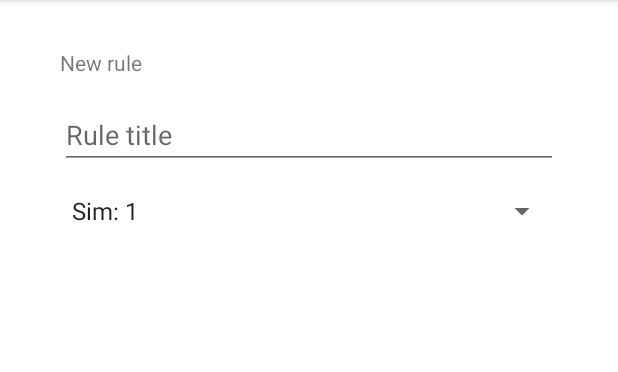
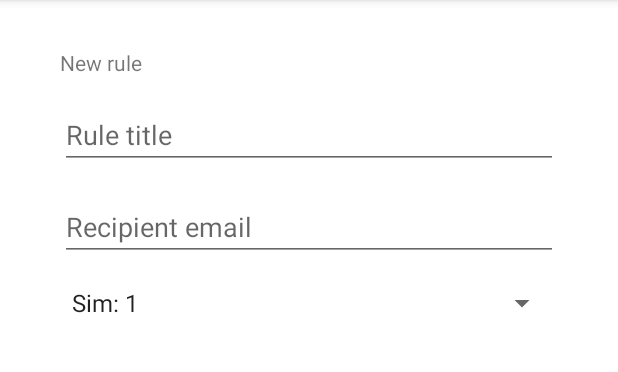
Before and after one commit to petrows/sms2email, an Android app: the screen it shows after launch (MainActivity), after a tap on "Add rule", on a phone screen of 412 x 824 dp, the part 84-456 px from its top. Run offline under Robolectric (Android 15) with nearby library versions, the phone set to English and light mode, and no system bars; our stand-ins replace Room's generated code.

Commit message:
Working editor

```diff
--- a/app/src/main/java/ws/petro/sms2email/filter/Rule.kt
+++ b/app/src/main/java/ws/petro/sms2email/filter/Rule.kt
@@ -11,10 +11,10 @@ import androidx.room.PrimaryKey
 @Entity
 data class Rule(
     @PrimaryKey(autoGenerate = true) val id: Int,
-    @ColumnInfo(name = "title") val title: String,
+    @ColumnInfo(name = "title") var title: String,
     @ColumnInfo(name = "prio") val prio: Int,
     @ColumnInfo(name = "sim") val sim: Int,
-    @ColumnInfo(name = "to_email") val toEmail: String,
+    @ColumnInfo(name = "to_email") var toEmail: String,
 ) {
     constructor(title: String, prio: Int, sim: Int, toEmail: String) : this(0, title, prio, sim, toEmail)
 }
--- a/app/src/main/java/ws/petro/sms2email/ui/main/MainFragment.kt
+++ b/app/src/main/java/ws/petro/sms2email/ui/main/MainFragment.kt
@@ -40,7 +40,8 @@ class MainFragment : Fragment() {
         recyclerView = layout.findViewById<RecyclerView>(R.id.rules_list_view)
 
         context?.let { context_itr ->
-            val adapter =  RuleListAdapter(context_itr) { rule -> onItemClicked(rule) }
+            val adapter =  RuleListAdapter(context_itr)
+            adapter.setOnClick { rule -> onItemClicked(rule) }
             recyclerView.adapter = adapter
             recyclerView.layoutManager = LinearLayoutManager(context_itr)
             viewModel.allRules.observe(
@@ -59,7 +60,7 @@ class MainFragment : Fragment() {
         super.onActivityCreated(savedInstanceState)
     }
 
-    fun onItemClicked(rule: Rule) {
+    private fun onItemClicked(rule: Rule) {
         val nextFrag = RuleEditFragment(rule)
         requireActivity().supportFragmentManager.beginTransaction()
             .replace(R.id.container, nextFrag, "RuleEditFragment")
--- a/app/src/main/java/ws/petro/sms2email/ui/main/RuleListAdapter.kt
+++ b/app/src/main/java/ws/petro/sms2email/ui/main/RuleListAdapter.kt
@@ -10,16 +10,20 @@ import androidx.recyclerview.widget.RecyclerView
 import ws.petro.sms2email.R
 import ws.petro.sms2email.filter.Rule
 
-class RuleListAdapter(context: Context, onClick: (rule: Rule) -> Unit) : RecyclerView.Adapter<RuleListAdapter.WordViewHolder>() {
+class RuleListAdapter(context: Context) : RecyclerView.Adapter<RuleListAdapter.WordViewHolder>() {
 
     private val TAG: String = "RuleListAdapter"
     private val inflater: LayoutInflater = LayoutInflater.from(context)
     private var rules = emptyList<Rule>() // Cached copy of list
-    private var onClick = onClick
+    private lateinit var onClick: (rule: Rule) -> Unit
 
     inner class WordViewHolder(itemView: View) : RecyclerView.ViewHolder(itemView) {
         val ruleItemTitle: TextView = itemView.findViewById(R.id.rule_title)
         val ruleItemDescription: TextView = itemView.findViewById(R.id.rule_description)
+    }
+
+    fun setOnClick(onClick: (rule: Rule) -> Unit) {
+        this.onClick = onClick
     }
 
     override fun onCreateViewHolder(parent: ViewGroup, viewType: Int): WordViewHolder {
--- a/app/src/main/res/layout/fragment_rule_edit.xml
+++ b/app/src/main/res/layout/fragment_rule_edit.xml
@@ -11,20 +11,6 @@
     android:paddingBottom="@dimen/fragment_vertical_margin"
     tools:context=".ui.main.RuleEditFragment">
 
-    <EditText
-        android:id="@+id/edit_title"
-        android:layout_width="0dp"
-        android:layout_height="wrap_content"
-        android:layout_marginStart="24dp"
-        android:layout_marginTop="16dp"
-        android:layout_marginEnd="24dp"
-        android:hint="@string/promt_rule_title"
-        android:inputType="textEmailAddress"
-        android:selectAllOnFocus="true"
-        app:layout_constraintEnd_toEndOf="parent"
-        app:layout_constraintStart_toStartOf="parent"
-        app:layout_constraintTop_toBottomOf="@+id/editor_title" />
-
     <TextView
         android:id="@+id/editor_title"
         android:layout_width="wrap_content"
@@ -35,6 +21,34 @@
         android:text="@string/editor_new"
         app:layout_constraintStart_toStartOf="parent"
         app:layout_constraintTop_toTopOf="parent" />
+
+    <EditText
+        android:id="@+id/edit_title"
+        android:layout_width="match_parent"
+        android:layout_height="wrap_content"
+        android:layout_marginStart="24dp"
+        android:layout_marginTop="16dp"
+        android:layout_marginEnd="24dp"
+        android:hint="@string/promt_rule_title"
+        android:inputType="text"
+        android:selectAllOnFocus="true"
+        app:layout_constraintEnd_toEndOf="parent"
+        app:layout_constraintStart_toStartOf="parent"
+        app:layout_constraintTop_toBottomOf="@+id/editor_title" />
+
+    <EditText
+        android:id="@+id/edit_to_email"
+        android:layout_width="match_parent"
+        android:layout_height="wrap_content"
+        android:layout_marginStart="24dp"
+        android:layout_marginTop="16dp"
+        android:layout_marginEnd="24dp"
+        android:hint="@string/promt_rule_to_email"
+        android:inputType="textEmailAddress"
+        android:selectAllOnFocus="true"
+        app:layout_constraintEnd_toEndOf="parent"
+        app:layout_constraintStart_toStartOf="parent"
+        app:layout_constraintTop_toBottomOf="@+id/edit_title" />
 
     <Spinner
         android:id="@+id/edit_sim"
@@ -47,6 +61,6 @@
         android:layout_marginRight="24dp"
         app:layout_constraintEnd_toEndOf="parent"
         app:layout_constraintStart_toStartOf="parent"
-        app:layout_constraintTop_toBottomOf="@+id/edit_title" />
+        app:layout_constraintTop_toBottomOf="@+id/edit_to_email" />
 
 </androidx.constraintlayout.widget.ConstraintLayout>
--- a/app/src/main/res/values/strings.xml
+++ b/app/src/main/res/values/strings.xml
@@ -12,6 +12,7 @@
     <string name="editor_new">New rule</string>
     <string name="editor_edit">Edit rule</string>
     <string name="promt_rule_title">Rule title</string>
+    <string name="promt_rule_to_email">Recipient email</string>
     <string name="promt_rule_sim">SIM</string>
     <string name="promt_rule_sim_all">Any</string>
 
```
Also changed, not shown: app/src/main/java/ws/petro/sms2email/ui/main/RuleEditFragment.kt (+29 -2 lines).
